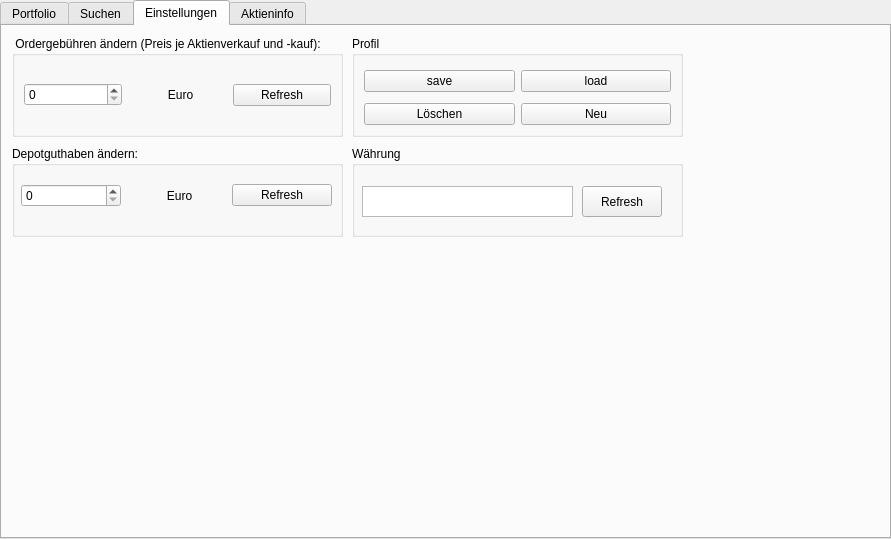
Qt form ui/main_window.ui (eliaskohout/Boersenspiel) before a commit.
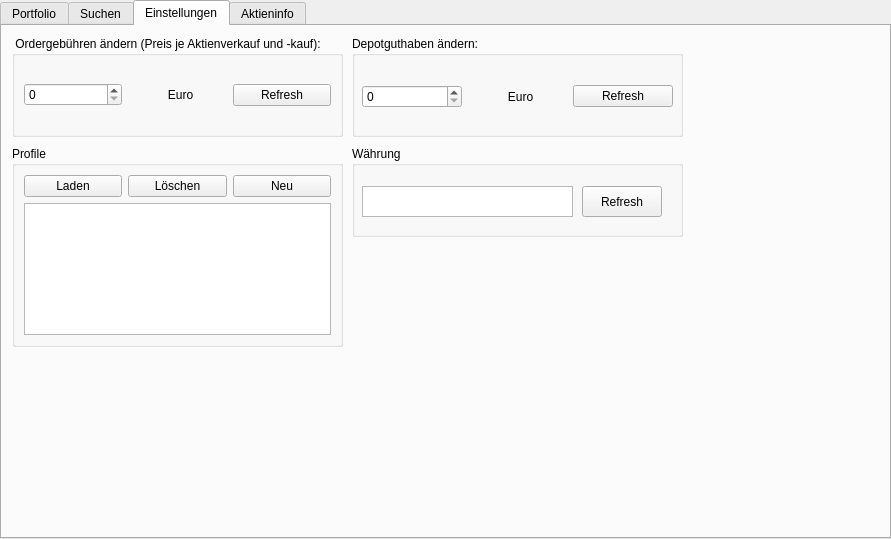
The same form after that commit. The open tabs and pages were chosen to show the change. Custom widgets are drawn as their Qt base class.

Diff of the .ui file:
```diff
--- a/ui/main_window.ui
+++ b/ui/main_window.ui
@@ -338,10 +338,10 @@
       <widget class="QGroupBox" name="groupBox_5">
        <property name="geometry">
         <rect>
-         <x>10</x>
-         <y>120</y>
+         <x>350</x>
+         <y>10</y>
          <width>331</width>
-         <height>91</height>
+         <height>101</height>
         </rect>
        </property>
        <property name="title">
@@ -350,8 +350,8 @@
        <widget class="QWidget" name="horizontalLayoutWidget">
         <property name="geometry">
          <rect>
-          <x>9</x>
-          <y>19</y>
+          <x>10</x>
+          <y>30</y>
           <width>311</width>
           <height>61</height>
          </rect>
@@ -387,41 +387,37 @@
       <widget class="QGroupBox" name="groupBox_6">
        <property name="geometry">
         <rect>
-         <x>350</x>
-         <y>10</y>
+         <x>10</x>
+         <y>120</y>
          <width>331</width>
-         <height>101</height>
+         <height>201</height>
         </rect>
        </property>
        <property name="title">
-        <string>Profil</string>
+        <string>Profile</string>
        </property>
        <layout class="QGridLayout" name="gridLayout_11">
-        <item row="0" column="1" rowspan="2">
-         <widget class="QPushButton" name="pushButton_load">
-          <property name="text">
-           <string>load</string>
-          </property>
-         </widget>
-        </item>
-        <item row="0" column="0" rowspan="2">
-         <widget class="QPushButton" name="pushButton_save">
-          <property name="text">
-           <string>save</string>
-          </property>
-         </widget>
-        </item>
         <item row="2" column="1">
+         <widget class="QPushButton" name="pushButton_profil_loeschen">
+          <property name="text">
+           <string>Löschen</string>
+          </property>
+         </widget>
+        </item>
+        <item row="2" column="2">
          <widget class="QPushButton" name="pushButton_neues_profil">
           <property name="text">
            <string>Neu</string>
           </property>
          </widget>
         </item>
+        <item row="4" column="0" colspan="3">
+         <widget class="QListWidget" name="listWidget_profile"/>
+        </item>
         <item row="2" column="0">
-         <widget class="QPushButton" name="pushButton_profil_loeschen">
+         <widget class="QPushButton" name="pushButton_profil_laden">
           <property name="text">
-           <string>Löschen</string>
+           <string>Laden</string>
           </property>
          </widget>
         </item>
```
Left out of the diff: 8 changed lines with no effect on the pictures.
